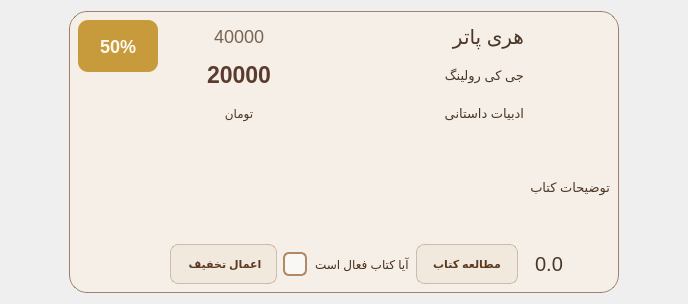
This is Client/sharedbookcard.ui in Onyx1907/Lumina-EBook-Platform as Qt 5 draws it before an edit. The edited form follows.
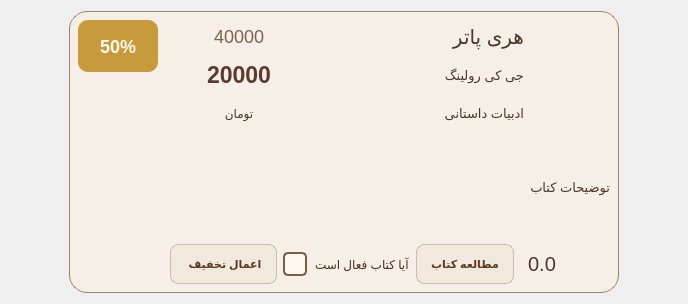
This is the edited form. Icons and pictures are not drawn.

Commit message: feat/fix: ADD comments page in publisher books page, disable submit button in login page after a successful login, add a check icon in publisher books page

Diff of the .ui file:
```diff
--- a/Client/sharedbookcard.ui
+++ b/Client/sharedbookcard.ui
@@ -531,36 +531,37 @@
     font-size: 12px;
     spacing: 8px;
 }
-
 QCheckBox::indicator {
     width: 20px;
     height: 20px;
-    border-radius: 6px;
-    border: 2px solid #B08968;
-    background: rgba(255,255,255,0.55);
+    border: 2px solid #7A5C45;
+    border-radius: 5px;
+    background: #FFF8EE;
 }
 
 QCheckBox::indicator:hover {
-    border: 2px solid #8B5E3C;
-    background: rgba(222,184,135,0.35);
-}
-
-QCheckBox::indicator:pressed {
-    background: rgba(210,170,130,0.6);
+    border-color: #9A775B;
 }
 
 QCheckBox::indicator:checked {
-    background: #8B5E3C;
-    border: 2px solid #5E3A22;
+    background: #6F4E37;
+    border: 2px solid #5A3F2C;
+    image: url(://resources/check.svg);
+}
+
+QCheckBox::indicator:pressed {
+    background: #5A3F2C;
+}
+
+QCheckBox::indicator:unchecked:hover {
+    background-color: #E8D7BF;
+    border: 2px solid #8A6548;
 }
 
 QCheckBox::indicator:checked:hover {
-    background: #A66B42;
-    border: 2px solid #3E2617;
-}
-
-QCheckBox::indicator:checked:pressed {
-    background: #74462B;
+    background-color: #7B5740;
+    border: 2px solid #A57C5A;
+    image: url(://resources/check.svg);
 }</string>
           </property>
           <property name="text">
@@ -650,21 +651,34 @@
          <widget class="QPushButton" name="star">
           <property name="minimumSize">
            <size>
-            <width>0</width>
-            <height>30</height>
+            <width>40</width>
+            <height>40</height>
            </size>
           </property>
           <property name="maximumSize">
            <size>
-            <width>30</width>
-            <height>16777215</height>
+            <width>40</width>
+            <height>40</height>
            </size>
           </property>
           <property name="styleSheet">
-           <string notr="true">    background: none;
-    background-color: transparent;
+           <string notr="true">        QPushButton {
+           background-color: transparent;
+           border: 2px solid transparent;
+           border-radius: 10px;
+        }
 
-    border: 1px solid transparent;</string>
+        /* ۲. حالت Hover: هاله طلایی ملایم و لوکس دور کارت */
+        QPushButton:hover {
+           background-color: rgba(218, 165, 32, 0.07); /* ۷ درصد طلایی متالیک (Goldenrod) روی عکس کتاب */
+         border: 2px solid rgba(184, 134, 11, 0.6); /* حاشیه طلایی تیره نیمه‌شفاف دور کارت */
+        }
+
+ 
+        QPushButton:pressed {
+           background-color: rgba(139, 69, 19, 0.15); /* هاله قهوه‌ای شکلاتی ملایم برای حس کلیک */
+           border: 2px solid #B8860B; /* حاشیه طلایی صلب و مشخص */
+        }</string>
           </property>
           <property name="text">
            <string/>
```
The commit also changes 11 other files.
